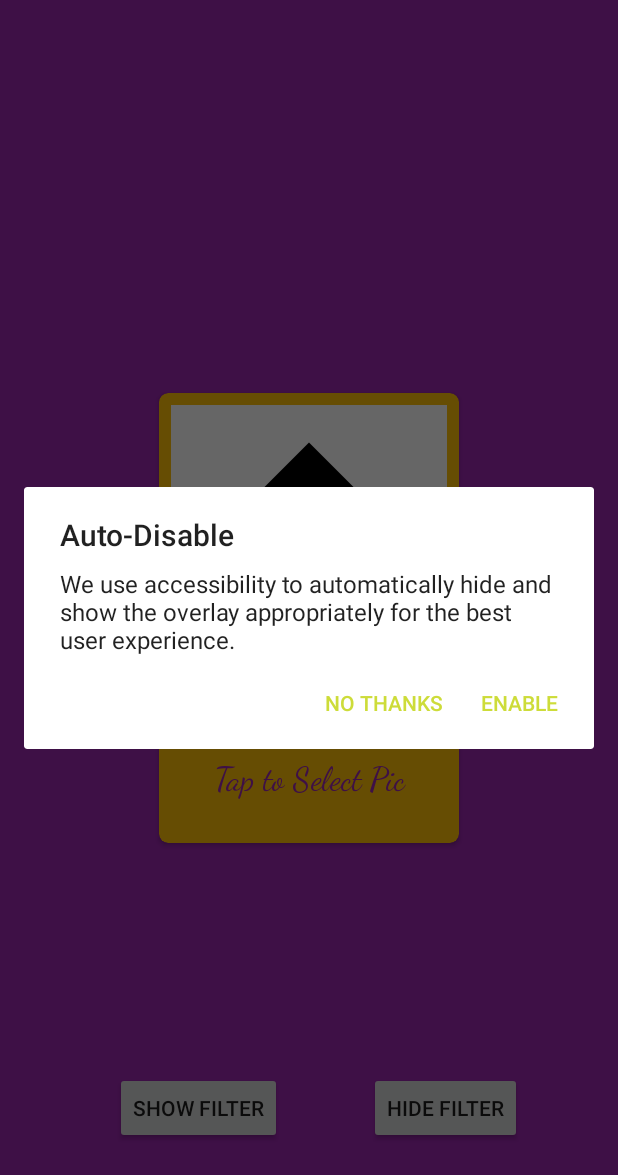
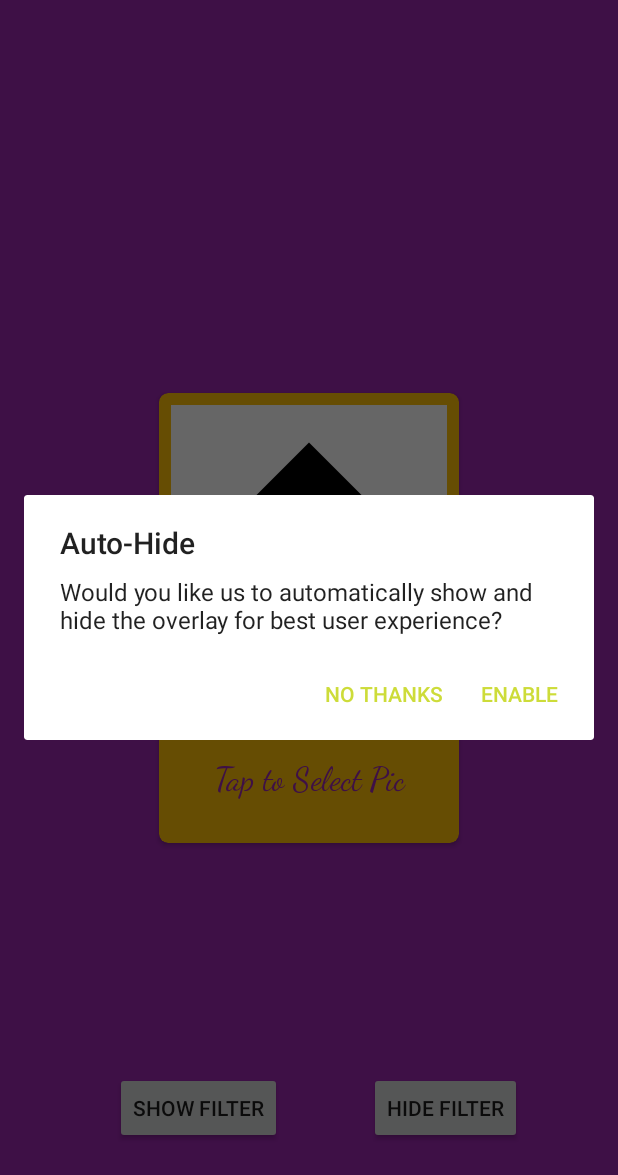
Before and after one commit to RRethy/Quasar, an Android app: the screen it shows after launch (MainActivity), after a tap on "SHOW FILTER", on a phone screen of 412 x 824 dp. Shown: the top 1175 px of the screen. Run offline under Robolectric (Android 15) with nearby library versions, the phone set to English and light mode, and no system bars; our stand-ins replace ButterKnife.

Commit message:
Move strings into strings.xml

```diff
--- a/app/src/main/java/com/bonnetrouge/quasar/MainActivity.java
+++ b/app/src/main/java/com/bonnetrouge/quasar/MainActivity.java
@@ -75,7 +75,7 @@ public class MainActivity extends AppCompatActivity {
                 e.printStackTrace();
             }
         } else if (requestCode == PICK_IMAGE_REQUEST) {
-            Toast.makeText(this, "No Image Selected", Toast.LENGTH_SHORT).show();
+            Toast.makeText(this, R.string.no_image_selected, Toast.LENGTH_SHORT).show();
         } else if ((requestCode == OverlayService.OVERLAY_REQUEST_CODE
                 || requestCode == OverlayAccessibilityService.ACCESSIBILITY_REQUEST_CODE)
                 && Settings.canDrawOverlays(MainActivity.this)) {
@@ -113,13 +113,13 @@ public class MainActivity extends AppCompatActivity {
     private void requestAccessibilityPermission() {
         if (accessibilityDialog == null) {
             AlertDialog.Builder builder = new AlertDialog.Builder(MainActivity.this);
-            builder.setMessage("We use accessibility to automatically hide and show the overlay appropriately for the best user experience.")
-                    .setTitle("Auto-Disable");
-            builder.setPositiveButton("enable", (dialog, id) -> {
+            builder.setMessage(R.string.accessibility_dialog_msg)
+                    .setTitle(R.string.accessibility_dialog_title);
+            builder.setPositiveButton(R.string.enable, (dialog, id) -> {
                 Intent intent = new Intent(Settings.ACTION_ACCESSIBILITY_SETTINGS);
                 startActivityForResult(intent, OverlayAccessibilityService.ACCESSIBILITY_REQUEST_CODE);
             });
-            builder.setNegativeButton("no thanks", (dialog, id) -> {
+            builder.setNegativeButton(R.string.no_thanks, (dialog, id) -> {
                 dialog.dismiss();
                 if (Settings.canDrawOverlays(MainActivity.this)) {
                     showOverlay();
@@ -135,16 +135,16 @@ public class MainActivity extends AppCompatActivity {
     private void requestOverlayPermission() {
         if (overlayDialog == null) {
             AlertDialog.Builder builder = new AlertDialog.Builder(MainActivity.this);
-            builder.setMessage("Please enable us to draw over apps so the overlay can be displayed.")
-                    .setTitle("Display Overlay");
-            builder.setPositiveButton("enable", (dialog, id) -> {
+            builder.setMessage(R.string.overlay_dialog_msg)
+                    .setTitle(R.string.overlay_dialog_title);
+            builder.setPositiveButton(R.string.enable, (dialog, id) -> {
                 Intent intent = new Intent(Settings.ACTION_MANAGE_OVERLAY_PERMISSION,
                         Uri.parse("package:" +getApplicationContext().getPackageName()));
                 startActivityForResult(intent, OverlayService.OVERLAY_REQUEST_CODE);
             });
-            builder.setNegativeButton("no thanks", (dialog, id) -> {
+            builder.setNegativeButton(R.string.no_thanks, (dialog, id) -> {
                 dialog.dismiss();
-                Toast.makeText(this, "We require the overlay permission to show the overlay :(", Toast.LENGTH_SHORT).show();
+                Toast.makeText(this, R.string.overlay_rejected_msg, Toast.LENGTH_SHORT).show();
             });
             overlayDialog = builder.create();
         }
@@ -178,6 +178,6 @@ public class MainActivity extends AppCompatActivity {
         }
 
         @Override
-        public void onServiceDisconnected(ComponentName name) { }
+        public void onServiceDisconnected(ComponentName name) {}
     };
 }
--- a/app/src/main/res/values/strings.xml
+++ b/app/src/main/res/values/strings.xml
@@ -4,4 +4,12 @@
 	<string name="tap_to_upload">Tap to Select Pic</string>
 	<string name="start_filter">Show Filter</string>
 	<string name="hide_filter">Hide Filter</string>
+	<string name="enable">Enable</string>
+	<string name="no_thanks">No Thanks</string>
+	<string name="accessibility_dialog_msg">Would you like us to automatically show and hide the overlay for best user experience?</string>
+	<string name="accessibility_dialog_title">Auto-Hide</string>
+	<string name="overlay_dialog_msg">Please enable us to draw over apps so the overlay can be displayed.</string>
+	<string name="overlay_dialog_title">Display Overlay</string>
+	<string name="overlay_rejected_msg">We require the overlay permission to show the overlay :(</string>
+	<string name="no_image_selected">No Image Selected</string>
 </resources>
```
